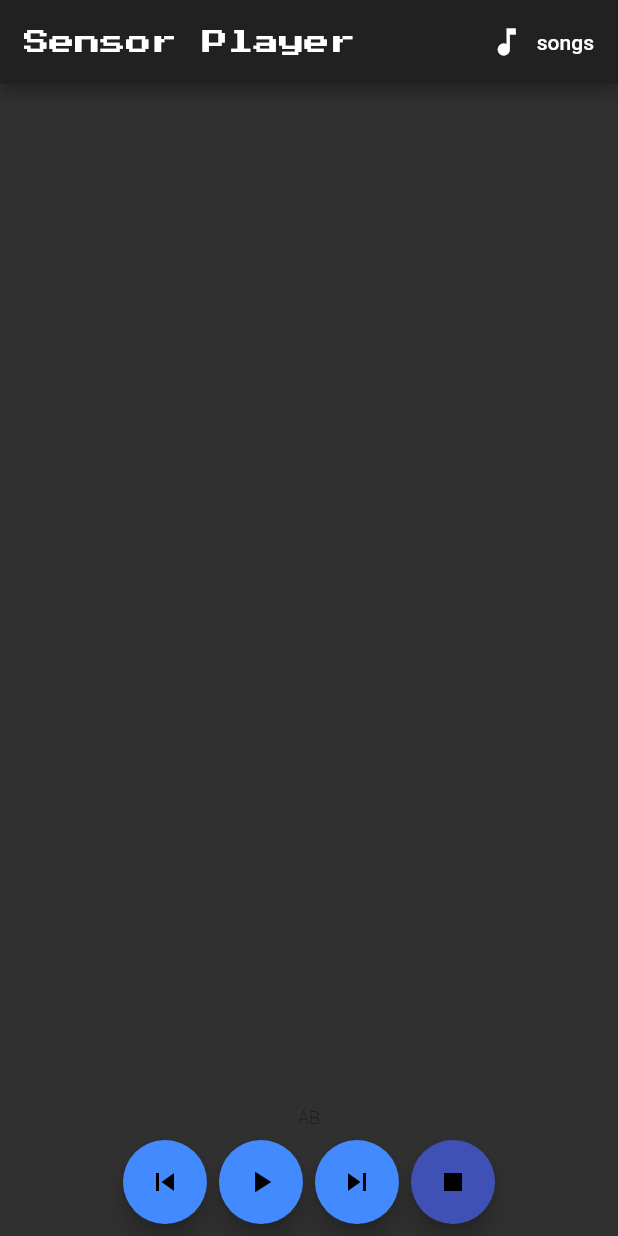
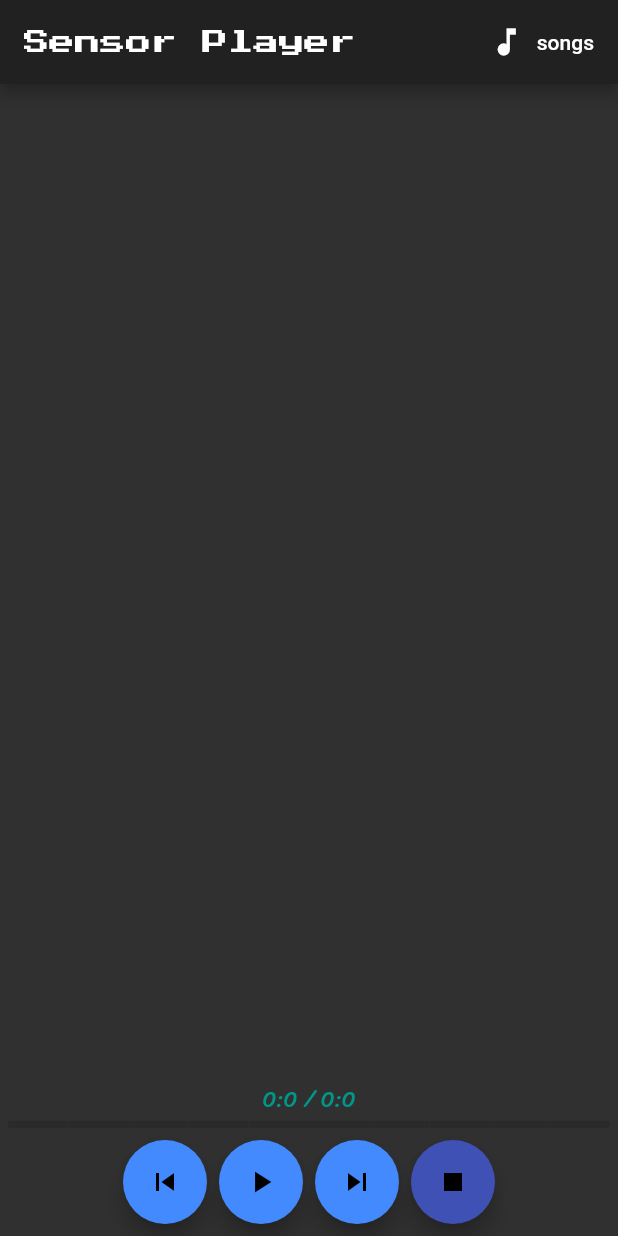
Before and after one commit to KislyKamil/Sensor-Player, a Flutter app: the screen it shows after launch, after a tap on the "skip next" icon, on a phone screen of 412 x 824 dp. Run offline on Flutter 3.47's test engine with Material 2 defaults, Android fonts, the phone set to English and light mode, and no system bars; drawn by our look-alikes of step_progress_indicator; our stand-ins replace audioplayers, sensors; statements that could not run were skipped.

Commit message:
Updated layout

```diff
--- a/lib/main.dart
+++ b/lib/main.dart
@@ -1,13 +1,13 @@
 import 'package:flutter/cupertino.dart';
 import 'package:flutter/foundation.dart';
-import 'package:flutter/gestures.dart';
 import 'package:flutter/material.dart';
 import 'package:audioplayers/audioplayers.dart';
-import 'package:path_provider/path_provider.dart';
 import 'package:sensors/sensors.dart';
+import 'package:step_progress_indicator/step_progress_indicator.dart';
 
 import 'dart:async';
 import 'dart:io';
+import 'dart:math';
 
 import 'package:sensorplayer/trackList.dart';
 
@@ -39,11 +39,16 @@ class MyHomePage extends StatefulWidget {
 class _MyHomePageState extends State<MyHomePage> {
   // IF music files are on other storage than sdcard1, it is required to change path manually!!
   static Directory dir = Directory('/storage/sdcard1/Music/');
+  static Directory phoneDir = Directory('/storage/emulated/0/Music/');
+  // -->
   static List<FileSystemEntity> files = dir.listSync();
+  static List<FileSystemEntity> phoneFiles = phoneDir.listSync();
   final List<String> items = [];
+  final List<String> itemsPhone = [];
 
   bool isPlaying = false;
-  Duration duration, position;
+  Duration duration = Duration(minutes: 0, seconds: 0);
+  Duration position = Duration(minutes: 0, seconds: 0);
   int startingPoint = 0;
 
   AudioPlayer audioPlayer = AudioPlayer();
@@ -53,32 +58,16 @@ class _MyHomePageState extends State<MyHomePage> {
     super.initState();
     listInit();
     audioComplete();
-
-    ///audioPosition();
-    // audioDuration();
+    audioPosition();
+    audioDuration();
   }
 
   void listInit() {
     files.forEach((f) =>
         items.add(f.path.substring(23).replaceAll(RegExp('([.]mp3)'), '')));
-  }
 
-  audioDuration() async {
-    audioPlayer.onDurationChanged.listen((Duration d) {
-      print('Max duration: $d');
-      setState(() => duration = d);
-
-    });
-
-  }
-
-   audioPosition() async {
-    audioPlayer.onAudioPositionChanged.listen((Duration p) {
-      print('Current position: $p');
-      setState(() => position = p);
-
-    });
-
+    phoneFiles.forEach((f) => itemsPhone
+        .add(f.path.substring(23).replaceAll(RegExp('([.]mp3)'), '')));
   }
 
   audioComplete() {
@@ -108,15 +97,23 @@ class _MyHomePageState extends State<MyHomePage> {
   }
 
   void stopPlaying() {
-    setState(() {
-      if (audioPlayer.state != AudioPlayerState.STOPPED)
+    if (isPlaying) {
+      setState(() {
         isPlaying ? isPlaying = false : isPlaying = true;
-      audioPlayer.stop();
-    });
+        position = Duration(minutes: 0, seconds: 0);
+        audioPlayer.stop();
+      });
+    }
+  }
+
+  void resetDuration() {
+    duration = Duration(minutes: 0, seconds: 0);
+    position = Duration(minutes: 0, seconds: 0);
   }
 
   void nextTrack() {
     setState(() {
+      resetDuration();
       startingPoint++;
       loadMusic(startingPoint);
     });
@@ -125,6 +122,7 @@ class _MyHomePageState extends State<MyHomePage> {
   void previousTrack() {
     if (startingPoint > 0) {
       setState(() {
+        resetDuration();
         startingPoint--;
         loadMusic(startingPoint);
       });
@@ -135,6 +133,11 @@ class _MyHomePageState extends State<MyHomePage> {
 
   @override
   Widget build(BuildContext context) {
+    double width = MediaQuery.of(context).size.width;
+    print('DURATION = $duration');
+    print('POSITION = $position');
+    print('STATE = ${audioPlayer.state}');
+
     return Scaffold(
       appBar: AppBar(
         title: Text('Sensor Player ',
@@ -150,28 +153,44 @@ class _MyHomePageState extends State<MyHomePage> {
         ],
       ),
       body: Column(mainAxisAlignment: MainAxisAlignment.end, children: <Widget>[
-        new Row(
+        Row(
             mainAxisAlignment: MainAxisAlignment.start,
             mainAxisSize: MainAxisSize.min,
             crossAxisAlignment: CrossAxisAlignment.center,
             children: <Widget>[
               Text(
-                'A',
-
-                style: new TextStyle(fontSize:12.0,
-                    color: const Color(0xFF000000),
+                '${position.inMinutes}:${position.inSeconds - position.inMinutes * 60} /',
+                style: TextStyle(
+                    fontSize: 15,
+                    color: Colors.teal,
                     fontWeight: FontWeight.w200,
-                    fontFamily: "Roboto"),
+                    fontFamily: "Sriracha"),
               ),
               Text(
-                'B',
-                style: new TextStyle(fontSize:12.0,
-                    color: const Color(0xFF000000),
+                ' ${duration.inMinutes}:${duration.inSeconds - duration.inMinutes * 60}',
+                style: TextStyle(
+                    fontSize: 15,
+                    color: Colors.teal,
                     fontWeight: FontWeight.w200,
-                    fontFamily: "Roboto"),
+                    fontFamily: "Sriracha"),
               )
-            ]
-
+            ]),
+        Row(
+          mainAxisAlignment: MainAxisAlignment.center,
+          mainAxisSize: MainAxisSize.max,
+          children: <Widget>[
+            StepProgressIndicator(
+              direction: Axis.horizontal,
+              fallbackLength: width - 10,
+              totalSteps: (duration.inSeconds > 0) ? duration.inSeconds : 10,
+              currentStep: (position.inSeconds > 0) ? position.inSeconds : 0,
+              size: 5,
+              padding: 0,
+              selectedColor: Colors.redAccent,
+              unselectedColor: Colors.black12,
+              roundedEdges: Radius.circular(10),
+            ),
+          ],
         ),
         Row(
           mainAxisAlignment: MainAxisAlignment.center,
@@ -212,13 +231,19 @@ class _MyHomePageState extends State<MyHomePage> {
       ]),
     );
   }
-  String currentPosition(){
 
+  audioDuration() async {
+    audioPlayer.onDurationChanged.listen((Duration d) {
+      print('Max duration: $d');
+      setState(() => duration = d);
+    });
   }
-  String audioLength(){
 
-    audioDuration();
-
+  audioPosition() async {
+    audioPlayer.onAudioPositionChanged.listen((Duration p) {
+      print('Current position: $p');
+      setState(() => position = p);
+    });
   }
 
   showList() {
--- a/pubspec.yaml
+++ b/pubspec.yaml
@@ -26,6 +26,7 @@ dependencies:
   path: ^1.6.4
   flutter_visualizers: ^0.0.1
   sensors: ^0.4.2
+  step_progress_indicator: ^0.2.2+5
 
 
 
@@ -53,9 +54,6 @@ flutter:
     - family: PermanentMarker
       fonts:
         - asset: assets/PermanentMarker-Regular.ttf
-    - family: ShadowsIntoLight
-      fonts:
-        - asset: assets/ShadowsIntoLight-Regular.ttf
     - family: Bangers
       fonts:
         - asset: assets/Bangers-Regular.ttf
```
Also changed, not shown: pubspec.lock.
